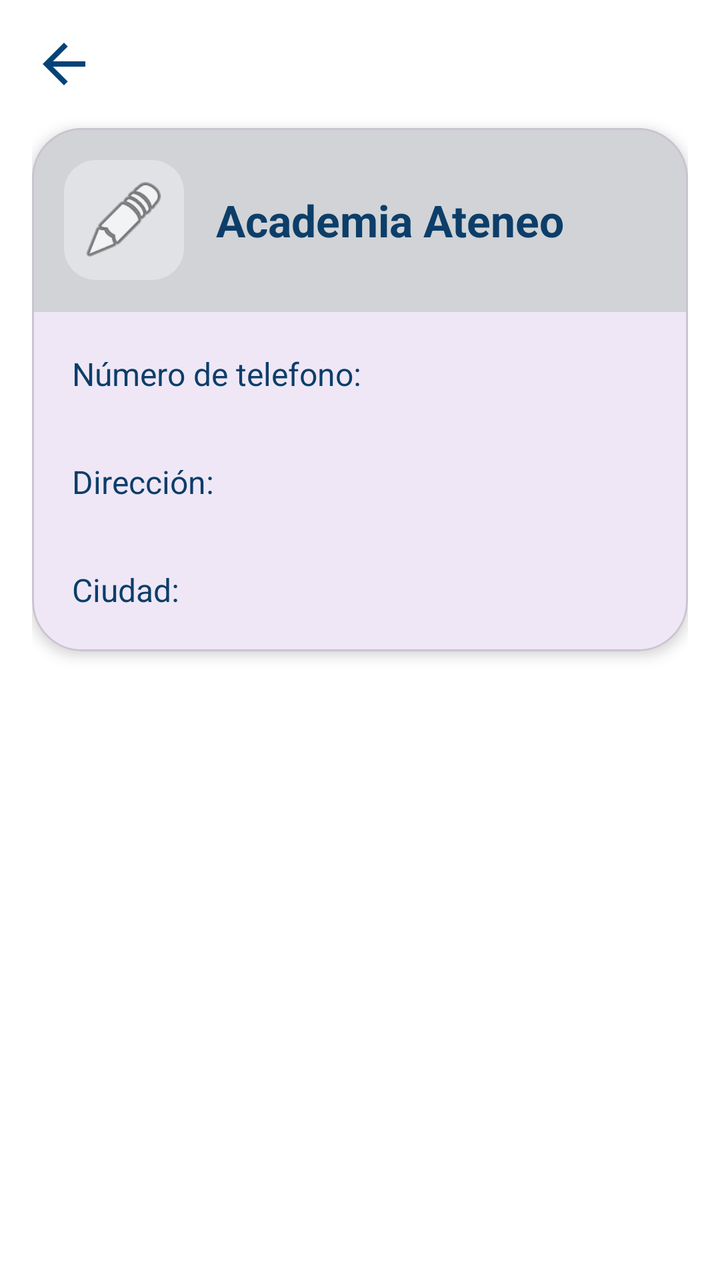
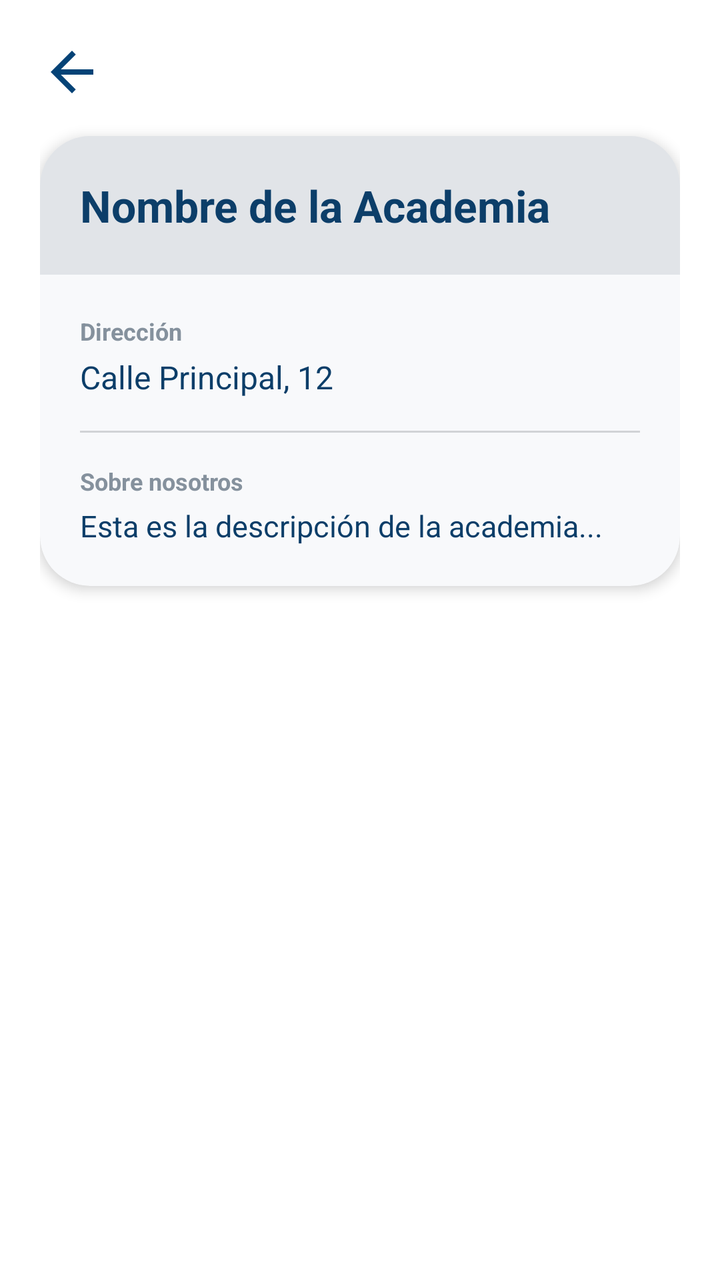

An Android layout rendered at two revisions. The XML below is the earlier revision; the diff shows what the commit changed to produce the second picture.
<!-- AndroidManifest.xml: application theme Theme.ProyectoFloppy -->
<!-- res/layout/fragment_detalle_academia.xml -->
<?xml version="1.0" encoding="utf-8"?>
<androidx.constraintlayout.widget.ConstraintLayout
    xmlns:android="http://schemas.android.com/apk/res/android"
    xmlns:app="http://schemas.android.com/apk/res-auto"
    android:layout_width="match_parent"
    android:layout_height="match_parent"
    android:background="#FFFFFF"
    android:padding="16dp">

    <ImageView
        android:id="@+id/btn_back_detalle"
        android:layout_width="32dp"
        android:layout_height="32dp"
        android:src="@drawable/baseline_arrow_back_24"
        app:layout_constraintTop_toTopOf="parent"
        app:layout_constraintStart_toStartOf="parent"
        app:tint="@color/corporativo" />

    <com.google.android.material.card.MaterialCardView
        android:layout_width="match_parent"
        android:layout_height="wrap_content"
        android:layout_marginTop="16dp"
        app:cardCornerRadius="25dp"
        app:cardElevation="4dp"
        app:layout_constraintTop_toBottomOf="@id/btn_back_detalle">

        <LinearLayout
            android:layout_width="match_parent"
            android:layout_height="wrap_content"
            android:orientation="vertical">

            <LinearLayout
                android:layout_width="match_parent"
                android:layout_height="wrap_content"
                android:background="#D1D3D6"
                android:gravity="center_vertical"
                android:padding="16dp">

                <ImageView
                    android:id="@+id/iv_academia_foto"
                    android:layout_width="60dp"
                    android:layout_height="60dp"
                    android:background="@drawable/fondo_gris_redondeado"
                    android:padding="8dp"
                    android:src="@android:drawable/ic_menu_edit" />

                <TextView
                    android:id="@+id/tv_nombre_academia_detalle"
                    android:layout_width="wrap_content"
                    android:layout_height="wrap_content"
                    android:layout_marginStart="16dp"
                    android:text="@string/academia_ateneo"
                    android:textColor="#0C3E69"
                    android:textSize="22sp"
                    android:textStyle="bold" />
            </LinearLayout>

            <TextView
                android:id="@+id/tv_info_academia_completa"
                android:layout_width="match_parent"
                android:layout_height="wrap_content"
                android:padding="20dp"
                android:text="@string/detalle_info_academia"
                android:textColor="#0C3E69"
                android:textSize="16sp"
                android:lineSpacingExtra="8dp" />
        </LinearLayout>
    </com.google.android.material.card.MaterialCardView>

</androidx.constraintlayout.widget.ConstraintLayout>
<!-- resources referenced by this layout -->
<resources>
  <color name="corporativo">#044377</color>
  <!-- drawable baseline_arrow_back_24 (drawable) -->
  <vector xmlns:android="http://schemas.android.com/apk/res/android"
      android:width="24dp"
      android:height="24dp"
      android:viewportWidth="24.0"
      android:viewportHeight="24.0">
      <path
          android:fillColor="#FF000000"
          android:pathData="M20,11H7.83l5.59,-5.59L12,4l-8,8 8,8 1.41,-1.41L7.83,13H20v-2z"/>
  </vector>
  <!-- drawable fondo_gris_redondeado (drawable) -->
  <?xml version="1.0" encoding="utf-8"?>
  <shape xmlns:android="http://schemas.android.com/apk/res/android">
      <solid android:color="#E0E2E5" />
      <corners android:radius="16dp" />
  </shape>
  <string name="academia_ateneo">Academia Ateneo</string>
  <string name="detalle_info_academia">Número de telefono:\n\nDirección:\n\nCiudad:</string>
  <style name="Theme.ProyectoFloppy" parent="Base.Theme.ProyectoFloppy" />
  <style name="Base.Theme.ProyectoFloppy" parent="Theme.Material3.DayNight.NoActionBar">
          
          
      </style>
</resources>

<!-- the commit's change to res/layout/fragment_detalle_academia.xml (unified diff, before → after) -->
@@ -5,7 +5,7 @@
     android:layout_width="match_parent"
     android:layout_height="match_parent"
     android:background="#FFFFFF"
-    android:padding="16dp">
+    android:padding="20dp">
 
     <ImageView
         android:id="@+id/btn_back_detalle"
@@ -17,11 +17,14 @@
         app:tint="@color/corporativo" />
 
     <com.google.android.material.card.MaterialCardView
+        android:id="@+id/card_detalle_contenedor"
         android:layout_width="match_parent"
         android:layout_height="wrap_content"
         android:layout_marginTop="16dp"
         app:cardCornerRadius="25dp"
         app:cardElevation="4dp"
+        app:strokeWidth="0dp"
+        app:cardBackgroundColor="#F8F9FB"
         app:layout_constraintTop_toBottomOf="@id/btn_back_detalle">
 
         <LinearLayout
@@ -32,39 +35,85 @@
             <LinearLayout
                 android:layout_width="match_parent"
                 android:layout_height="wrap_content"
-                android:background="#D1D3D6"
+                android:background="#E1E4E8"
                 android:gravity="center_vertical"
-                android:padding="16dp">
-
-                <ImageView
-                    android:id="@+id/iv_academia_foto"
-                    android:layout_width="60dp"
-                    android:layout_height="60dp"
-                    android:background="@drawable/fondo_gris_redondeado"
-                    android:padding="8dp"
-                    android:src="@android:drawable/ic_menu_edit" />
+                android:padding="20dp">
 
                 <TextView
                     android:id="@+id/tv_nombre_academia_detalle"
                     android:layout_width="wrap_content"
                     android:layout_height="wrap_content"
-                    android:layout_marginStart="16dp"
-                    android:text="@string/academia_ateneo"
+                    android:text="Nombre de la Academia"
                     android:textColor="#0C3E69"
                     android:textSize="22sp"
                     android:textStyle="bold" />
             </LinearLayout>
 
-            <TextView
-                android:id="@+id/tv_info_academia_completa"
+            <LinearLayout
                 android:layout_width="match_parent"
                 android:layout_height="wrap_content"
-                android:padding="20dp"
-                android:text="@string/detalle_info_academia"
-                android:textColor="#0C3E69"
-                android:textSize="16sp"
-                android:lineSpacingExtra="8dp" />
+                android:orientation="vertical"
+                android:padding="20dp">
+
+                
+                <TextView
+                    android:layout_width="match_parent"
+                    android:layout_height="wrap_content"
+                    android:text="Dirección"
+                    android:textColor="#85919D"
+                    android:textSize="12sp"
+                    android:textStyle="bold" />
+
+                <TextView
+                    android:id="@+id/tv_direccion_academia_detalle"
+                    android:layout_width="match_parent"
+                    android:layout_height="wrap_content"
+                    android:layout_marginTop="4dp"
+                    android:text="Calle Principal, 12"
+                    android:textColor="#0C3E69"
+                    android:textSize="16sp" />
+
+                <View
+                    android:layout_width="match_parent"
+                    android:layout_height="1dp"
+                    android:layout_marginVertical="16dp"
+                    android:background="#D1D3D6" />
+
+                
+                <TextView
+                    android:layout_width="match_parent"
+                    android:layout_height="wrap_content"
+                    android:text="Sobre nosotros"
+                    android:textColor="#85919D"
+                    android:textSize="12sp"
+                    android:textStyle="bold" />
+
+                <TextView
+                    android:id="@+id/tv_descripcion_academia_detalle"
+                    android:layout_width="match_parent"
+                    android:layout_height="wrap_content"
+                    android:layout_marginTop="4dp"
+                    android:text="Esta es la descripción de la academia..."
+                    android:textColor="#0C3E69"
+                    android:textSize="15sp"
+                    android:lineSpacingExtra="4dp" />
+
+            </LinearLayout>
         </LinearLayout>
     </com.google.android.material.card.MaterialCardView>
 
+    <com.google.android.material.button.MaterialButton
+        android:id="@+id/btn_editar_academia"
+        android:layout_width="match_parent"
+        android:layout_height="56dp"
+        android:layout_marginTop="24dp"
+        android:text="Editar Información"
+        android:textAllCaps="false"
+        android:textSize="16sp"
+        android:textStyle="bold"
+        android:visibility="gone"
+        app:backgroundTint="@color/corporativo"
+        app:cornerRadius="15dp"
+        app:layout_constraintTop_toBottomOf="@+id/card_detalle_contenedor" />
+
 </androidx.constraintlayout.widget.ConstraintLayout>
<!-- resource entries referenced after the edit -->
@@ -11,14 +11,6 @@
           android:fillColor="#FF000000"
           android:pathData="M20,11H7.83l5.59,-5.59L12,4l-8,8 8,8 1.41,-1.41L7.83,13H20v-2z"/>
   </vector>
-  <!-- drawable fondo_gris_redondeado (drawable) -->
-  <?xml version="1.0" encoding="utf-8"?>
-  <shape xmlns:android="http://schemas.android.com/apk/res/android">
-      <solid android:color="#E0E2E5" />
-      <corners android:radius="16dp" />
-  </shape>
-  <string name="academia_ateneo">Academia Ateneo</string>
-  <string name="detalle_info_academia">Número de telefono:\n\nDirección:\n\nCiudad:</string>
   <style name="Theme.ProyectoFloppy" parent="Base.Theme.ProyectoFloppy" />
   <style name="Base.Theme.ProyectoFloppy" parent="Theme.Material3.DayNight.NoActionBar">
           
